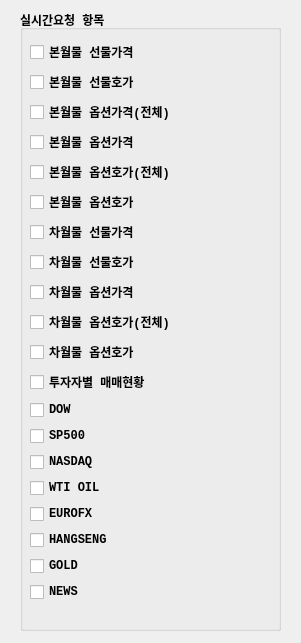
skygoldfish/SkyBot, file UI/realtimeitem.ui: the form before one commit.
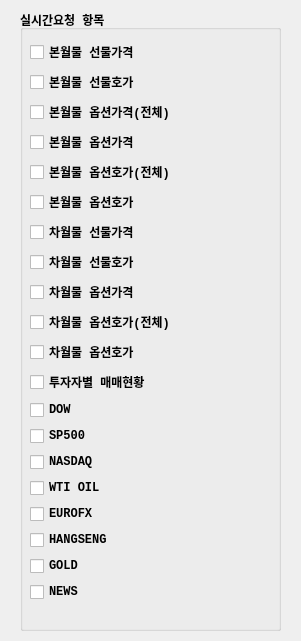
The form after the commit.

Diff of the .ui file:
```diff
--- a/UI/realtimeitem.ui
+++ b/UI/realtimeitem.ui
@@ -7,7 +7,7 @@
     <x>0</x>
     <y>0</y>
     <width>301</width>
-    <height>643</height>
+    <height>641</height>
    </rect>
   </property>
   <property name="windowTitle">
```
